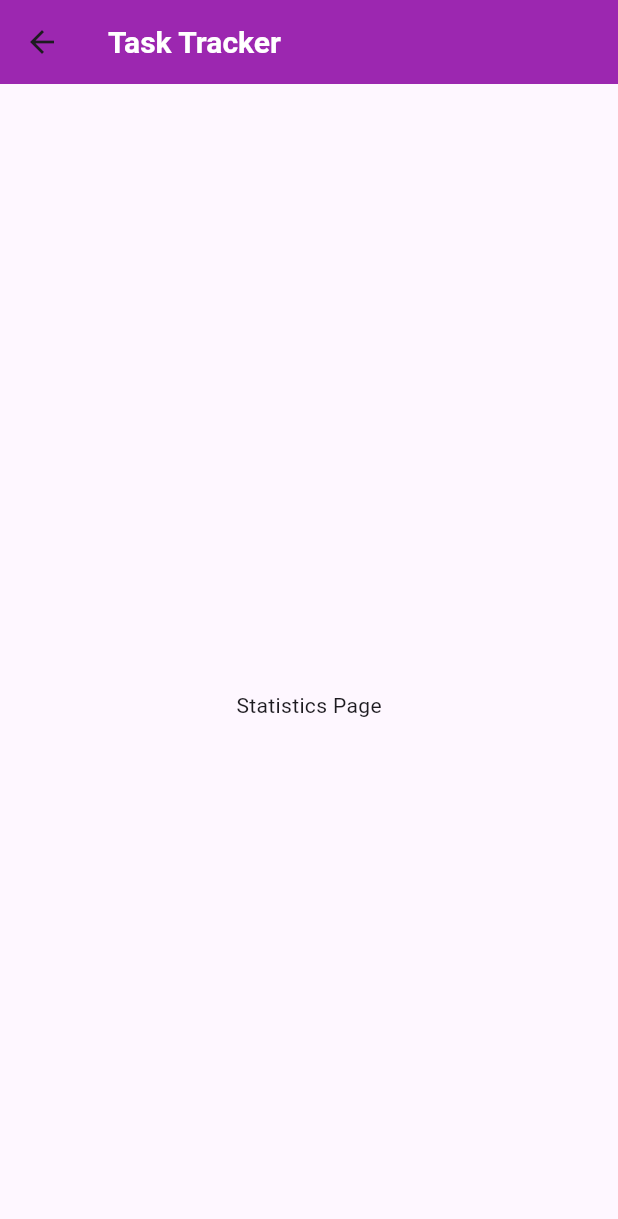
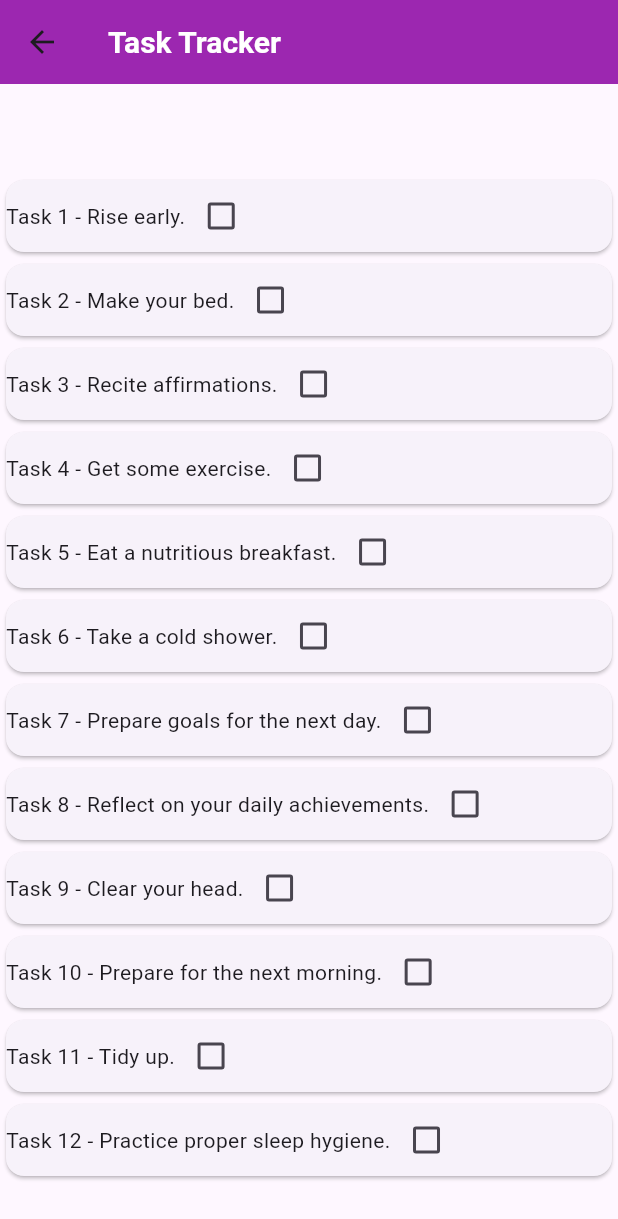
Before and after one commit to Cole0917/MODE-4201-Task-Tracking-App, a Flutter app: the StatisticsPage screen opened directly, on a phone screen of 412 x 824 dp. Shown: the top 1219 px of the screen. Run offline on Flutter 3.47's test engine with Material 3 defaults, Android fonts, the phone set to English and light mode, and no system bars.

Commit message:
Statistics page changed to daily tasks and now working as well

```diff
--- /dev/null
+++ b/lib/models/dailyTasks.dart
@@ -0,0 +1,9 @@
+import 'package:flutter/material.dart';
+
+class DailyTasks{
+  final String id;
+  final String taskName;
+  bool isChecked;
+
+DailyTasks({required this.id, required this.taskName, this.isChecked=false});
+}
--- a/lib/screens/main_screen.dart
+++ b/lib/screens/main_screen.dart
@@ -18,7 +18,7 @@ class _MainScreenState extends State<MainScreen> {
   final List<Widget> _pages = [
     const HomePage(),
     const ManageTasksPage(),
-    const StatisticsPage(),
+    StatisticsPage(),
     SettingsPage(),
     const CalendarPage(),
   ];
@@ -50,7 +50,7 @@ class _MainScreenState extends State<MainScreen> {
           ),
           BottomNavigationBarItem(
             icon: Icon(Icons.insert_chart),
-            label: 'Statistics',
+            label: 'Daily tasks',
           ),
           BottomNavigationBarItem(
             icon: Icon(Icons.settings),
--- a/lib/screens/statistics_page.dart
+++ b/lib/screens/statistics_page.dart
@@ -1,10 +1,35 @@
 import 'package:flutter/material.dart';
+import '../models/dailyTasks.dart';
 
-class StatisticsPage extends StatelessWidget {
-  const StatisticsPage({Key? key}) : super(key: key);
+class StatisticsPage extends StatefulWidget  {
+  StatisticsPage({Key? key}) : super(key: key);
 
   @override
+  _StatisticsPageState createState() => _StatisticsPageState();
+}
+
+class _StatisticsPageState extends State<StatisticsPage> {
+
+final List<DailyTasks> tasks = [
+    DailyTasks(id: 'Task 1 ', taskName: "- Rise early."),
+    DailyTasks(id: 'Task 2 ', taskName: "- Make your bed."),
+    DailyTasks(id: 'Task 3 ', taskName: "- Recite affirmations."),
+    DailyTasks(id: 'Task 4 ', taskName: "- Get some exercise."),
+    DailyTasks(id: 'Task 5 ', taskName: "- Eat a nutritious breakfast."),
+    DailyTasks(id: 'Task 6 ', taskName: "- Take a cold shower."),
+    DailyTasks(id: 'Task 7 ', taskName: "- Prepare goals for the next day."),
+    DailyTasks(id: 'Task 8 ', taskName: "- Reflect on your daily achievements."),
+    DailyTasks(id: 'Task 9 ', taskName: "- Clear your head."),
+    DailyTasks(id: 'Task 10 ', taskName: "- Prepare for the next morning."),
+    DailyTasks(id: 'Task 11 ', taskName: "- Tidy up."),
+    DailyTasks(id: 'Task 12 ', taskName: "- Practice proper sleep hygiene."),
+  ];
+
+  @override
+
   Widget build(BuildContext context) {
+
+
     return Scaffold(
       appBar: PreferredSize(
         preferredSize:
@@ -26,9 +51,25 @@ class StatisticsPage extends StatelessWidget {
           ],
         ),
       ),
-      body: const Center(
-        child: Text('Statistics Page'),
-      ),
-    );
+      body:
+      ListView(
+          children: tasks.map((task) {
+            return Card(
+              child: Row(
+                children: [
+                  Container(child: Text(task.id + task.taskName)),
+                  Checkbox(
+                    value: task.isChecked,
+                   onChanged: (value){
+                    setState((){
+                      task.isChecked = value ?? false;
+                    });
+                   })
+                ],
+                ),
+            );
+          }).toList(),
+        )
+      );
   }
 }
```
